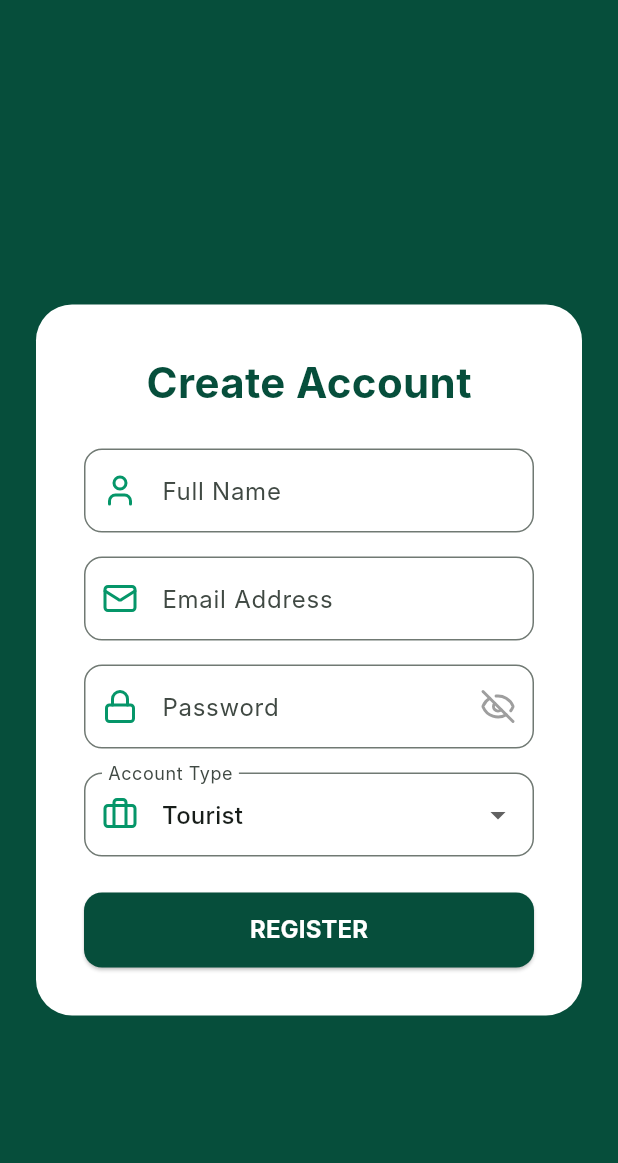
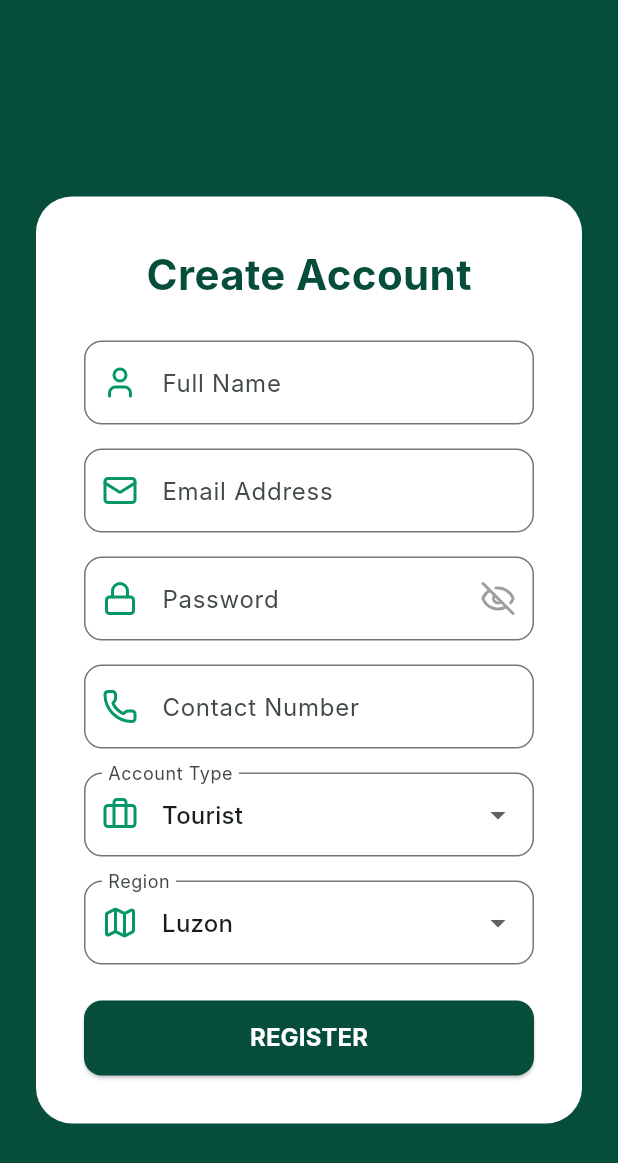
Before and after one commit to Jerry-TheMouse/LakbAi_FullStack, a Flutter app: the SignupScreen screen opened by its route, on a phone screen of 412 x 824 dp. Shown: the top 1163 px of the screen. Run offline on Flutter 3.47's test engine with Material 3 defaults, Android fonts, the phone set to English and light mode, and no system bars; our stand-ins replace flutter_animate, flutter_markdown, flutter_secure_storage, go_router, hive, hive_flutter and 2 more; accounts and stored records are empty; Roboto replaces fonts that are missing (Inter).

Commit message:
Fix Auth

```diff
--- a/frontend/lib/providers/auth_provider.dart
+++ b/frontend/lib/providers/auth_provider.dart
@@ -11,10 +11,8 @@ class AuthProvider extends ChangeNotifier {
   Map<String, dynamic>? get user => _user;
   bool get isLoading => _isLoading;
 
-  // --- ADD THESE TWO GETTERS TO FIX THE ERROR ---
   bool get isAdmin => _user != null && _user!['role'] == 'admin';
   bool get isTourismOffice => _user != null && _user!['role'] == 'tourism_office';
-  // ----------------------------------------------
 
   final _storage = const FlutterSecureStorage();
 
@@ -51,11 +49,12 @@ class AuthProvider extends ChangeNotifier {
       notifyListeners();
     } else {
       final errorData = jsonDecode(response.body);
+      // This stops navigation on wrong password
       throw Exception(errorData['message'] ?? 'Invalid credentials');
     }
   }
 
-  Future<void> register(String name, String email, String password, String role) async {
+  Future<void> register(String name, String email, String password, String role, String region, String contactNumber) async {
     final response = await http.post(
       Uri.parse('${AppConfig.baseUrl}/auth/signup'),
       headers: {'Content-Type': 'application/json'},
@@ -64,6 +63,8 @@ class AuthProvider extends ChangeNotifier {
         'email': email,
         'password': password,
         'role': role,
+        'region': region,
+        'contactNumber': contactNumber,
       }),
     );
 
@@ -77,6 +78,7 @@ class AuthProvider extends ChangeNotifier {
       notifyListeners();
     } else {
       final errorData = jsonDecode(response.body);
+      // This stops navigation on failed registration
       throw Exception(errorData['message'] ?? 'Registration failed');
     }
   }
--- a/frontend/lib/screens/signup_screen.dart
+++ b/frontend/lib/screens/signup_screen.dart
@@ -15,11 +15,11 @@ class _SignupScreenState extends State<SignupScreen> {
   final _nameController = TextEditingController();
   final _emailController = TextEditingController();
   final _passwordController = TextEditingController();
+  final _contactController = TextEditingController(); // Added for Contact Info
 
-  // NEW: State variable for password visibility
   bool _obscurePassword = true;
-
-  String _selectedRole = 'tourist'; // FIX: Changed from 'user' to 'tourist'
+  String _selectedRole = 'tourist'; // Defaults to tourist for DB rule
+  String _selectedRegion = 'Luzon'; // Added for Region
   bool _isLoading = false;
 
   Future<void> _handleSignup() async {
@@ -30,12 +30,16 @@ class _SignupScreenState extends State<SignupScreen> {
         _emailController.text.trim(),
         _passwordController.text.trim(),
         _selectedRole,
+        _selectedRegion,
+        _contactController.text.trim(),
       );
+      // ONLY navigates if registration succeeds
       if (mounted) context.go('/');
     } catch (e) {
+      // Shows the red error popup and Stays on this screen
       if (mounted) {
         ScaffoldMessenger.of(context).showSnackBar(
-          SnackBar(content: Text(e.toString()), backgroundColor: Colors.red),
+          SnackBar(content: Text(e.toString().replaceAll("Exception: ", "")), backgroundColor: Colors.red),
         );
       }
     } finally {
@@ -46,7 +50,7 @@ class _SignupScreenState extends State<SignupScreen> {
   @override
   Widget build(BuildContext context) {
     return Scaffold(
-      backgroundColor: const Color(0xFF064E3B), // Dark emerald for signup
+      backgroundColor: const Color(0xFF064E3B),
       appBar: AppBar(
         backgroundColor: Colors.transparent,
         elevation: 0,
@@ -89,12 +93,11 @@ class _SignupScreenState extends State<SignupScreen> {
 
                 TextField(
                   controller: _passwordController,
-                  obscureText: _obscurePassword, // NEW: Controlled by our variable
+                  obscureText: _obscurePassword,
                   decoration: InputDecoration(
                     labelText: 'Password',
                     prefixIcon: const Icon(LucideIcons.lock, color: Color(0xFF059669)),
                     border: OutlineInputBorder(borderRadius: BorderRadius.circular(12)),
-                    // NEW: The clickable Eye Icon
                     suffixIcon: IconButton(
                       icon: Icon(
                         _obscurePassword ? LucideIcons.eyeOff : LucideIcons.eye,
@@ -110,18 +113,44 @@ class _SignupScreenState extends State<SignupScreen> {
                 ),
                 const SizedBox(height: 16),
 
+                TextField(
+                  controller: _contactController,
+                  decoration: InputDecoration(
+                    labelText: 'Contact Number',
+                    prefixIcon: const Icon(LucideIcons.phone, color: Color(0xFF059669)),
+                    border: OutlineInputBorder(borderRadius: BorderRadius.circular(12)),
+                  ),
+                ),
+                const SizedBox(height: 16),
+
                 DropdownButtonFormField<String>(
-                  initialValue: _selectedRole,
+                  value: _selectedRole,
                   decoration: InputDecoration(
                     labelText: 'Account Type',
                     prefixIcon: const Icon(LucideIcons.briefcase, color: Color(0xFF059669)),
                     border: OutlineInputBorder(borderRadius: BorderRadius.circular(12)),
                   ),
                   items: const [
-                    DropdownMenuItem(value: 'tourist', child: Text('Tourist')), // FIX: Changed from 'user' to 'tourist'
+                    DropdownMenuItem(value: 'tourist', child: Text('Tourist')),
                     DropdownMenuItem(value: 'tourism_office', child: Text('Tourism Office')),
                   ],
                   onChanged: (value) => setState(() => _selectedRole = value!),
+                ),
+                const SizedBox(height: 16),
+
+                DropdownButtonFormField<String>(
+                  value: _selectedRegion,
+                  decoration: InputDecoration(
+                    labelText: 'Region',
+                    prefixIcon: const Icon(LucideIcons.map, color: Color(0xFF059669)),
+                    border: OutlineInputBorder(borderRadius: BorderRadius.circular(12)),
+                  ),
+                  items: const [
+                    DropdownMenuItem(value: 'Luzon', child: Text('Luzon')),
+                    DropdownMenuItem(value: 'Visayas', child: Text('Visayas')),
+                    DropdownMenuItem(value: 'Mindanao', child: Text('Mindanao')),
+                  ],
+                  onChanged: (value) => setState(() => _selectedRegion = value!),
                 ),
                 const SizedBox(height: 24),
 
```
Also changed, not shown: 1 other file.
